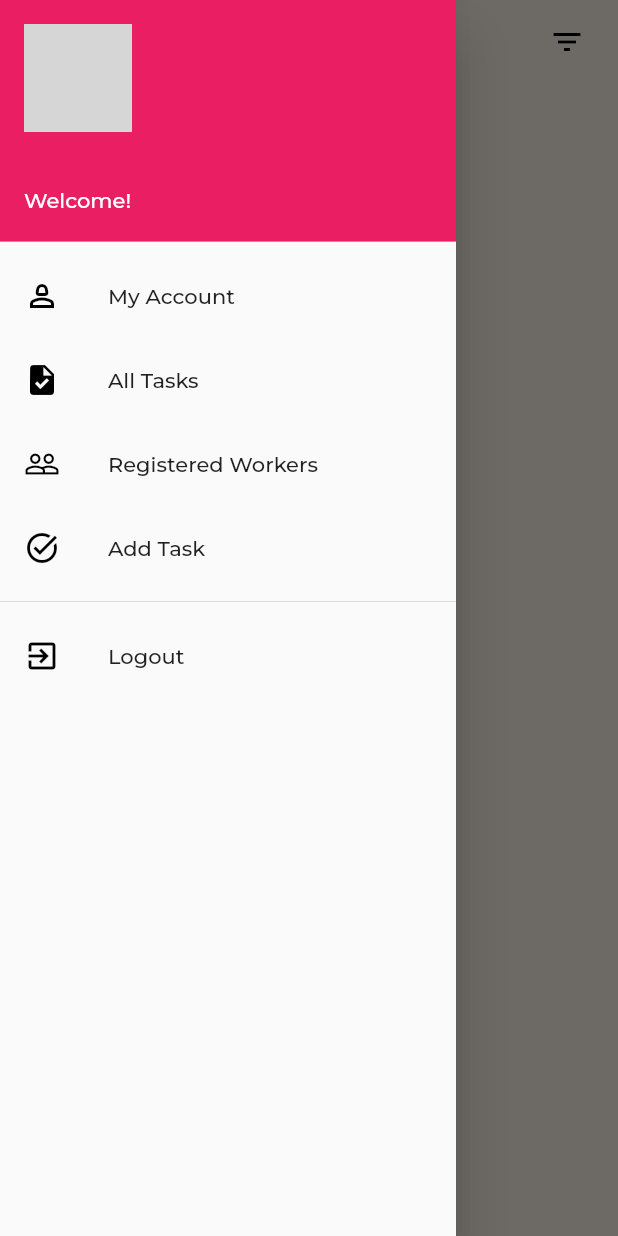
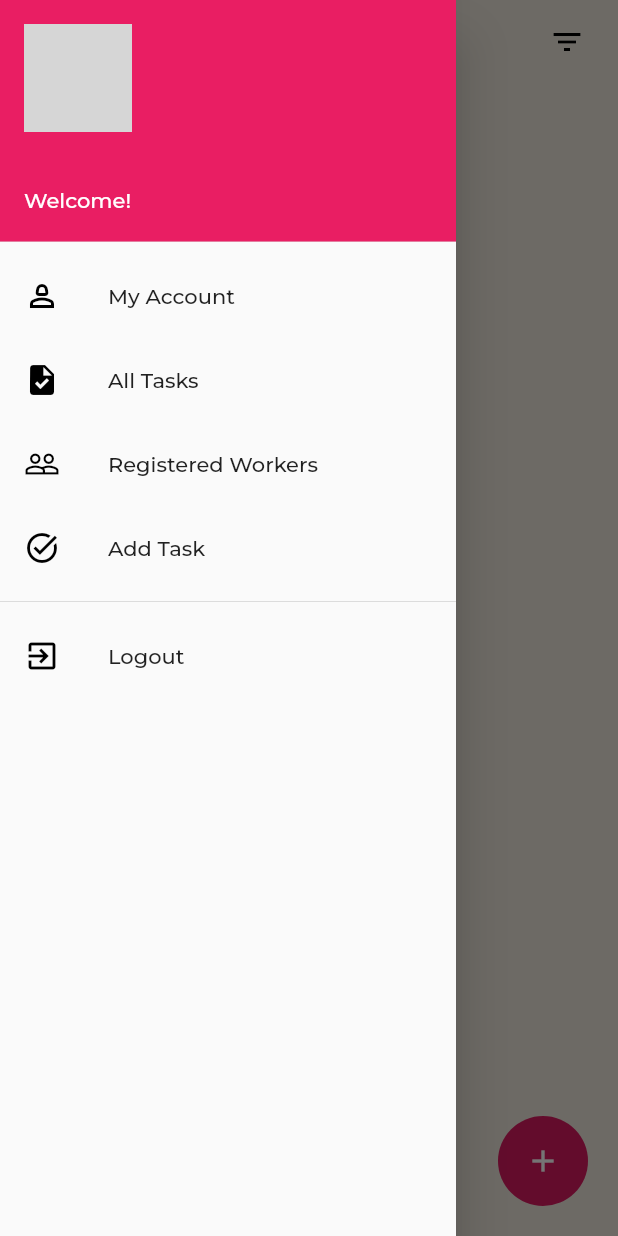
Before and after one commit to aboodsido/TaskNexus, a Flutter app: the AllTasksScreen screen opened directly with empty values, with the side drawer open, on a phone screen of 412 x 824 dp. Run offline on Flutter 3.47's test engine with Material 2 defaults, Android fonts, the phone set to English and light mode, and no system bars; our stand-ins replace cached_network_image, cloud_firestore, firebase_auth, firebase_core, firebase_storage, font_awesome_flutter and 4 more; accounts and stored records are empty; network calls fail; grey boxes are pictures that could not be loaded.

Commit message:
final commit

```diff
--- a/lib/Screens/all_tasks_screen.dart
+++ b/lib/Screens/all_tasks_screen.dart
@@ -2,6 +2,7 @@ import 'package:cloud_firestore/cloud_firestore.dart';
 import 'package:firebase_auth/firebase_auth.dart';
 import 'package:flutter/material.dart';
 import 'package:google_fonts/google_fonts.dart';
+import 'package:tasks_management/Screens/add_task_screen.dart';
 import 'package:tasks_management/Screens/task_detail_screen.dart';
 import 'package:tasks_management/custom_dialog.dart';
 
@@ -27,6 +28,7 @@ class _AllTasksScreenState extends State<AllTasksScreen> {
     Size size = MediaQuery.of(context).size;
 
     return Scaffold(
+      floatingActionButtonLocation: FloatingActionButtonLocation.endFloat,
       drawer: const DrawerWidget(),
       appBar: AppBar(
         iconTheme: const IconThemeData(color: Colors.black),
@@ -51,7 +53,9 @@ class _AllTasksScreenState extends State<AllTasksScreen> {
           )
         ],
       ),
-      body: StreamBuilder<QuerySnapshot>(
+      body: Stack(
+        children: [
+          StreamBuilder<QuerySnapshot>(
             stream: FirebaseFirestore.instance
                 .collection('tasks')
                 .orderBy(descending: true, 'createdAt')
@@ -68,13 +72,15 @@ class _AllTasksScreenState extends State<AllTasksScreen> {
                     padding: const EdgeInsets.only(top: 10),
                     itemBuilder: (ctx, index) => CardWidget(
                       onLongPress: () {
-                    widget.taskId = snapshot.data!.docs[index].get('taskId');
+                        widget.taskId =
+                            snapshot.data!.docs[index].get('taskId');
                         widget.uploadedBy =
                             snapshot.data!.docs[index].get('uploadedBy');
                         buildDeleteDialog(context);
                       },
                       cardOnTap: () {
-                    widget.taskId = snapshot.data!.docs[index].get('taskId');
+                        widget.taskId =
+                            snapshot.data!.docs[index].get('taskId');
                         widget.uploadedBy =
                             snapshot.data!.docs[index].get('uploadedBy');
                         Navigator.push(
@@ -91,7 +97,8 @@ class _AllTasksScreenState extends State<AllTasksScreen> {
                       cardSubTitle:
                           snapshot.data!.docs[index].get('taskDescription'),
                       cardTailIcon: Icons.arrow_forward_ios,
-                  imageUrl: snapshot.data!.docs[index].get('isDone') == false
+                      imageUrl:
+                          snapshot.data!.docs[index].get('isDone') == false
                               ? 'assets/images/inprogress.png'
                               : 'assets/images/done.jpg',
                     ),
@@ -107,6 +114,34 @@ class _AllTasksScreenState extends State<AllTasksScreen> {
                 child: Text('Something went wrong'),
               );
             },
+          ),
+          Positioned(
+            bottom: 20,
+            right: 20,
+            child: GestureDetector(
+              onTap: () {
+                Navigator.push(
+                  context,
+                  MaterialPageRoute(
+                    builder: (context) => const AddTaskScreen(),
+                  ),
+                );
+              },
+              child: Container(
+                width: 60,
+                height: 60,
+                decoration: ShapeDecoration(
+                  color: Colors.pink.shade600,
+                  shape: const OvalBorder(),
+                ),
+                child: const Icon(
+                  Icons.add_outlined,
+                  color: Colors.white,
+                ),
+              ),
+            ),
+          ),
+        ],
       ),
     );
   }
--- a/lib/utils/auth.dart
+++ b/lib/utils/auth.dart
@@ -16,4 +16,8 @@ class FirebaseAuthClass {
   Future<void> signOut() async {
     await _auth.signOut();
   }
+
+  Future<void> resetPassword(String email) async {
+    await _auth.sendPasswordResetEmail(email: email);
+  }
 }
--- a/lib/utils/user_state.dart
+++ b/lib/utils/user_state.dart
@@ -13,7 +13,7 @@ class UserState extends StatelessWidget {
       builder: (context, userSnapshot) {
         if (userSnapshot.data == null) {
           print('User did not login yet');
-          return LoginScreen();
+          return const LoginScreen();
         } else if (userSnapshot.hasData) {
           print('User logged in : ${userSnapshot.data!.email}');
           return AllTasksScreen(
```
Also changed, not shown: lib/Screens/Auth/reset_pass_screen.dart (+25 -5 lines), lib/Screens/profile_screen.dart (+39 -25 lines), lib/Widgets/contact_widget.dart (+8 -3 lines). Lines whose indentation alone changed are shown as unchanged.
